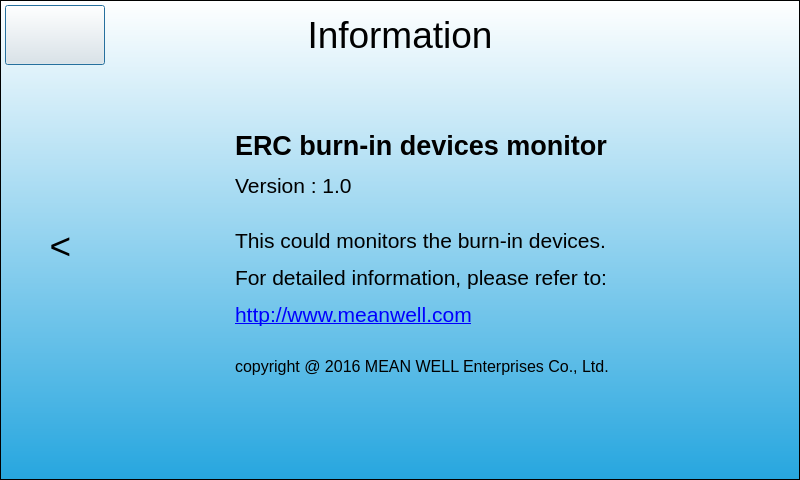
This is informationdialog.ui in Keithsys730/ERC_UI_DEMO as Qt 5 draws it before an edit. The edited form follows.
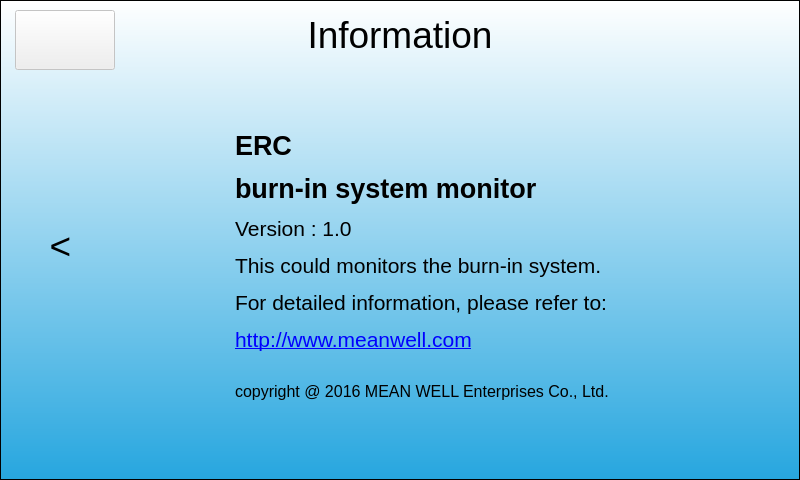
This is the edited form. The open tabs and pages were chosen to show the change. Icons and pictures are not drawn.

```diff
--- a/informationdialog.ui
+++ b/informationdialog.ui
@@ -13,11 +13,14 @@
   <property name="windowTitle">
    <string>Dialog</string>
   </property>
-  <widget class="QPushButton" name="returnMainButton">
+  <widget class="QPushButton" name="logoButton">
+   <property name="enabled">
+    <bool>false</bool>
+   </property>
    <property name="geometry">
     <rect>
-     <x>5</x>
-     <y>5</y>
+     <x>15</x>
+     <y>10</y>
      <width>100</width>
      <height>60</height>
     </rect>
@@ -65,6 +68,9 @@
    <property name="acceptDrops">
     <bool>false</bool>
    </property>
+   <property name="autoFillBackground">
+    <bool>false</bool>
+   </property>
    <property name="frameShape">
     <enum>QFrame::Box</enum>
    </property>
@@ -206,7 +212,7 @@
       </font>
      </property>
      <property name="text">
-      <string>&lt;html&gt;&lt;head/&gt;&lt;body&gt;&lt;p&gt;&lt;span style=&quot; font-size:20pt; font-weight:600;&quot;&gt;ERC burn-in devices monitor&lt;/span&gt;&lt;/p&gt;&lt;p&gt;&lt;span style=&quot; font-size:16pt;&quot;&gt;Version : 1.0&lt;/span&gt;&lt;/p&gt;&lt;p&gt;&lt;br/&gt;&lt;span style=&quot; font-size:16pt;&quot;&gt;This could monitors the burn-in devices.&lt;/span&gt;&lt;/p&gt;&lt;p&gt;&lt;span style=&quot; font-size:16pt;&quot;&gt;For detailed information, please refer to:&lt;/span&gt;&lt;/p&gt;&lt;p&gt;&lt;a href=&quot;http://www.meanwell.com&quot;&gt;&lt;span style=&quot; font-size:16pt; text-decoration: underline; color:#0000ff;&quot;&gt;http://www.meanwell.com&lt;/span&gt;&lt;/a&gt;&lt;br/&gt;&lt;/p&gt;&lt;p&gt;copyright @ 2016 MEAN WELL Enterprises Co., Ltd.&lt;/p&gt;&lt;/body&gt;&lt;/html&gt;</string>
+      <string>&lt;html&gt;&lt;head/&gt;&lt;body&gt;&lt;p&gt;&lt;span style=&quot; font-size:20pt; font-weight:600;&quot;&gt;ERC&lt;/span&gt;&lt;/p&gt;&lt;p&gt;&lt;span style=&quot; font-size:20pt; font-weight:600;&quot;&gt;burn-in system monitor&lt;/span&gt;&lt;/p&gt;&lt;p&gt;&lt;span style=&quot; font-size:16pt;&quot;&gt;Version : 1.0&lt;/span&gt;&lt;/p&gt;&lt;p&gt;&lt;span style=&quot; font-size:16pt;&quot;&gt;This could monitors the burn-in system.&lt;/span&gt;&lt;/p&gt;&lt;p&gt;&lt;span style=&quot; font-size:16pt;&quot;&gt;For detailed information, please refer to:&lt;/span&gt;&lt;/p&gt;&lt;p&gt;&lt;a href=&quot;http://www.meanwell.com&quot;&gt;&lt;span style=&quot; font-size:16pt; text-decoration: underline; color:#0000ff;&quot;&gt;http://www.meanwell.com&lt;/span&gt;&lt;/a&gt;&lt;br/&gt;&lt;/p&gt;&lt;p&gt;copyright @ 2016 MEAN WELL Enterprises Co., Ltd.&lt;/p&gt;&lt;/body&gt;&lt;/html&gt;</string>
      </property>
      <property name="alignment">
       <set>Qt::AlignLeading|Qt::AlignLeft|Qt::AlignTop</set>
@@ -259,9 +265,35 @@
    <property name="frameShadow">
     <enum>QFrame::Raised</enum>
    </property>
+   <widget class="QPushButton" name="returnMainButton">
+    <property name="geometry">
+     <rect>
+      <x>120</x>
+      <y>10</y>
+      <width>60</width>
+      <height>60</height>
+     </rect>
+    </property>
+    <property name="focusPolicy">
+     <enum>Qt::NoFocus</enum>
+    </property>
+    <property name="styleSheet">
+     <string notr="true">border-image: url(:/buttonphotos/home.png);
+</string>
+    </property>
+    <property name="text">
+     <string/>
+    </property>
+    <property name="autoDefault">
+     <bool>false</bool>
+    </property>
+    <property name="flat">
+     <bool>true</bool>
+    </property>
+   </widget>
   </widget>
   <zorder>baseFrame</zorder>
-  <zorder>returnMainButton</zorder>
+  <zorder>logoButton</zorder>
   <zorder>informationLabel</zorder>
   <zorder>InformationStackedWidget</zorder>
  </widget>
```
